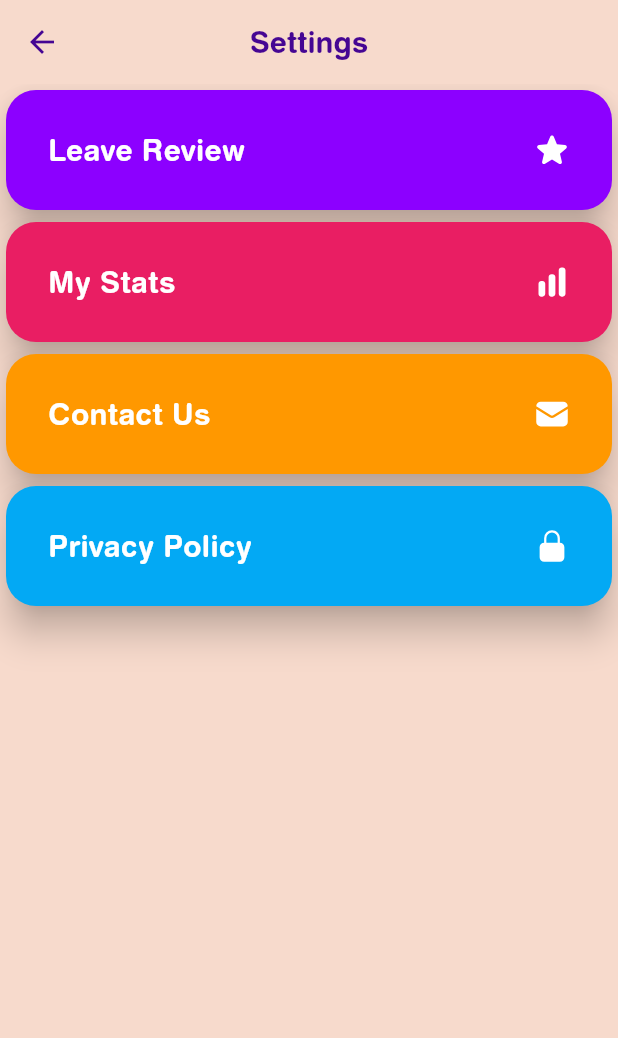
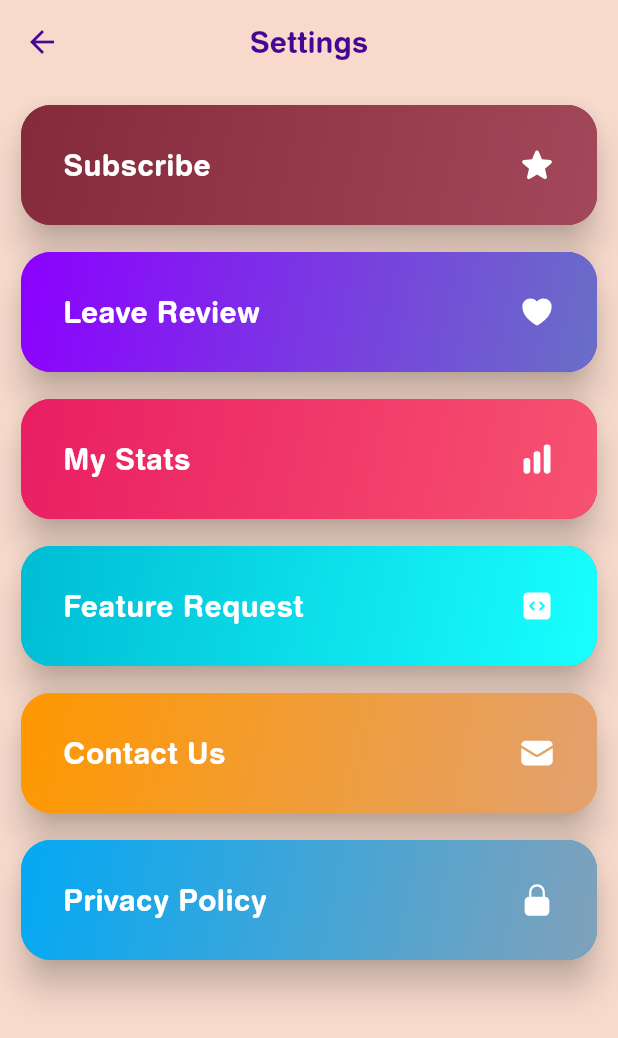
Before and after one commit to khandev-bac/swiperipe, a Flutter app: the SettingsScren screen opened directly, on a phone screen of 412 x 824 dp. Shown: the top 1038 px of the screen. Run offline on Flutter 3.47's test engine with Material 3 defaults, Android fonts, the light colour scheme and no system bars; our stand-ins replace flutter_svg.

Commit message:
add new card

```diff
--- a/lib/screens/Settings/settings.dart
+++ b/lib/screens/Settings/settings.dart
@@ -1,6 +1,5 @@
 import 'package:flutter/material.dart';
 import 'package:swiperipe/contants/CustomColors.dart';
-import 'package:swiperipe/contants/CustomFonts.dart';
 import 'package:swiperipe/widets/SettingCards.dart';
 
 class SettingsScren extends StatelessWidget {
@@ -23,18 +22,30 @@ class SettingsScren extends StatelessWidget {
           ),
         ),
       ),
-      body: Column(
-        crossAxisAlignment: CrossAxisAlignment.start,
+      body: Padding(
+        padding: const EdgeInsets.all(10),
+        child: Column(
           children: [
             SettingCard(
+              title: "Subscribe",
+              svg: "assets/vectors/review.svg",
+              cardColor: Color(0xFF842A3B),
+              onTap: () {},
+              iconColor: Colors.white,
+              titleColor: Colors.white,
+              cardOpcolor: Color(0xFFA3485A),
+            ),
+            const SizedBox(height: 10),
+            SettingCard(
               title: "Leave Review",
-            svg: "assets/vectors/review.svg",
+              svg: "assets/vectors/heart.svg",
               cardColor: Customcolors.customBlue,
               onTap: () {},
               iconColor: Colors.white,
               titleColor: Colors.white,
+              cardOpcolor: Color(0xFF696FC7),
             ),
-
+            const SizedBox(height: 10),
             SettingCard(
               title: "My Stats",
               svg: "assets/vectors/state.svg",
@@ -42,7 +53,19 @@ class SettingsScren extends StatelessWidget {
               onTap: () {},
               iconColor: Colors.white,
               titleColor: Colors.white,
+              cardOpcolor: Color(0xFFF75270),
             ),
+            const SizedBox(height: 10),
+            SettingCard(
+              title: "Feature Request",
+              svg: "assets/vectors/request.svg",
+              cardColor: Colors.cyan,
+              onTap: () {},
+              iconColor: Colors.white,
+              titleColor: Colors.white,
+              cardOpcolor: Colors.cyanAccent,
+            ),
+            const SizedBox(height: 10),
             SettingCard(
               title: "Contact Us",
               svg: "assets/vectors/cont.svg",
@@ -50,7 +73,9 @@ class SettingsScren extends StatelessWidget {
               onTap: () {},
               iconColor: Colors.white,
               titleColor: Colors.white,
+              cardOpcolor: Color(0xFFE2A16F),
             ),
+            const SizedBox(height: 10),
             SettingCard(
               title: "Privacy Policy",
               svg: "assets/vectors/policy.svg",
@@ -58,8 +83,10 @@ class SettingsScren extends StatelessWidget {
               onTap: () {},
               iconColor: Colors.white,
               titleColor: Colors.white,
+              cardOpcolor: Color(0xFF80A1BA),
             ),
           ],
+        ),
       ),
     );
   }
--- a/lib/widets/SettingCards.dart
+++ b/lib/widets/SettingCards.dart
@@ -7,6 +7,7 @@ class SettingCard extends StatelessWidget {
   final Color titleColor;
   final String svg;
   final Color cardColor;
+  final Color cardOpcolor;
   final Color iconColor;
   final VoidCallback onTap;
   const SettingCard({
@@ -17,6 +18,7 @@ class SettingCard extends StatelessWidget {
     required this.onTap,
     required this.iconColor,
     required this.titleColor,
+    required this.cardOpcolor,
   });
 
   @override
@@ -28,6 +30,14 @@ class SettingCard extends StatelessWidget {
         shape: RoundedRectangleBorder(borderRadius: BorderRadius.circular(20)),
         elevation: 10,
         child: Container(
+          decoration: BoxDecoration(
+            borderRadius: BorderRadius.circular(20),
+            gradient: LinearGradient(
+              colors: [cardColor, cardOpcolor],
+              begin: AlignmentGeometry.topLeft,
+              end: AlignmentGeometry.bottomRight,
+            ),
+          ),
           height: 80,
           child: Padding(
             padding: const EdgeInsets.symmetric(horizontal: 20, vertical: 12),
```
Also changed, not shown: assets/vectors/request.svg (added). Lines whose indentation alone changed are shown as unchanged.
